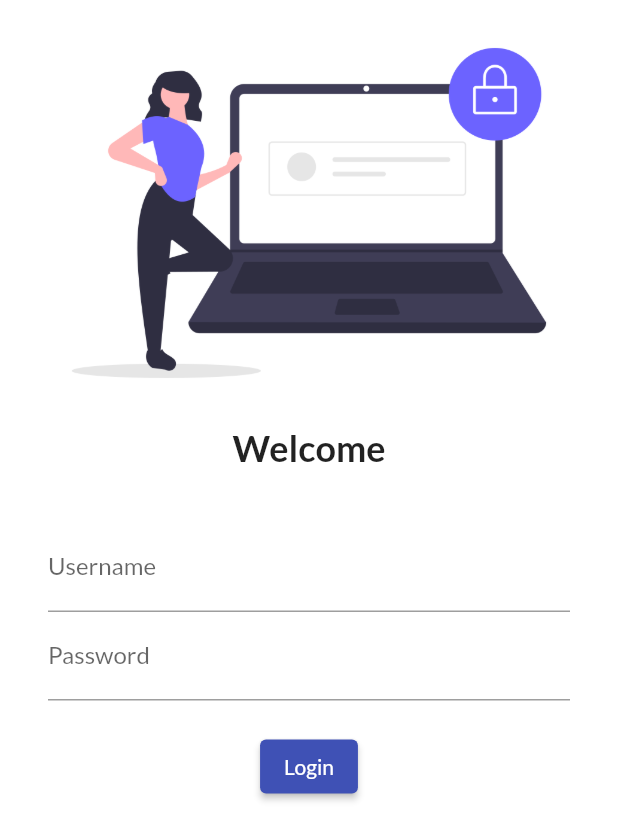
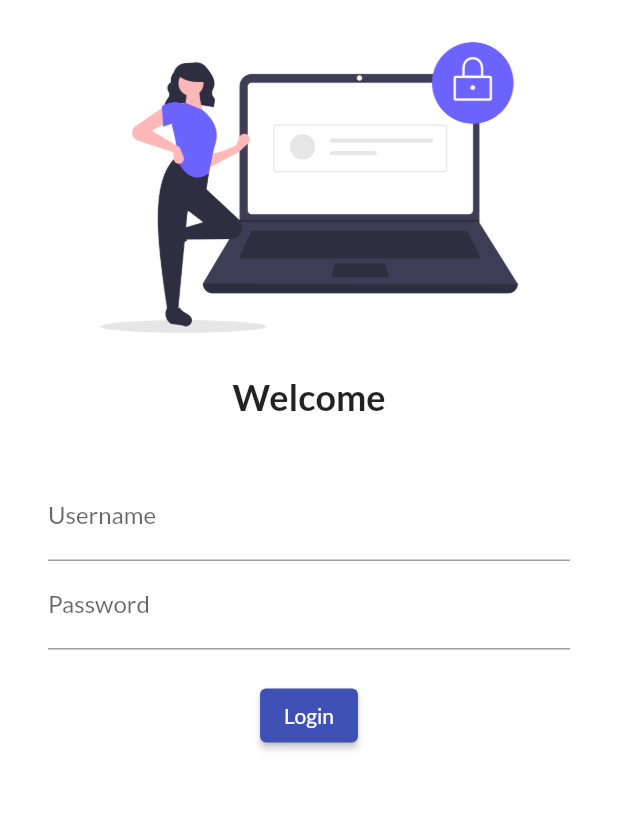
Before and after one commit to SalmanRajpuat/Flutter-Projects, a Flutter app: the screen it shows after launch, on a phone screen of 412 x 824 dp. Shown: the top 840 px of the screen. Run offline on Flutter 3.47's test engine with Material 2 defaults, Android fonts, the phone set to English and light mode, and no system bars; our stand-ins replace google_fonts.

Commit message:
Day 5 completed

```diff
--- a/classico/lib/Screens/login_screen.dart
+++ b/classico/lib/Screens/login_screen.dart
@@ -1,3 +1,4 @@
+import 'package:classico/Util/routes.dart';
 import 'package:flutter/material.dart';
 
 class LoginPage extends StatelessWidget {
@@ -5,11 +6,13 @@ class LoginPage extends StatelessWidget {
   Widget build(BuildContext context) {
     return Material(
         color: Colors.white,
+        child: SingleChildScrollView(
           child: Column(
             children: [
               Image.asset(
                 "assets/images/login_image.png",
                 fit: BoxFit.cover,
+                height: 250,
               ),
               const Text(
                 "Welcome",
@@ -22,7 +25,8 @@ class LoginPage extends StatelessWidget {
                 height: 20.0,
               ),
               Padding(
-              padding: const EdgeInsets.symmetric(vertical: 16, horizontal: 32),
+                padding:
+                    const EdgeInsets.symmetric(vertical: 16, horizontal: 32),
                 child: Column(
                   children: [
                     TextFormField(
@@ -45,13 +49,14 @@ class LoginPage extends StatelessWidget {
                       child: Text("Login"),
                       style: TextButton.styleFrom(),
                       onPressed: () {
-                      print("HELLO  BUDDY!");
+                        Navigator.pushNamed(context, MyRoutes.homeRoute);
                       },
                     )
                   ],
                 ),
               )
             ],
+          ),
         ));
   }
 }
--- /dev/null
+++ b/classico/lib/Util/routes.dart
@@ -0,0 +1,4 @@
+class MyRoutes {
+  static String loginRoute = "/login";
+  static String homeRoute = "/home";
+}
--- a/classico/lib/main.dart
+++ b/classico/lib/main.dart
@@ -1,5 +1,6 @@
 import 'package:classico/Screens/home_page.dart';
 import 'package:classico/Screens/login_screen.dart';
+import 'package:classico/Util/routes.dart';
 import 'package:flutter/material.dart';
 import 'package:google_fonts/google_fonts.dart';
 // ignore: unused_import
@@ -27,8 +28,8 @@ class MyApp extends StatelessWidget {
       initialRoute: "/",
       routes: {
         "/": (context) => LoginPage(),
-        "/home": (context) => HomePage(),
-        "/Login": (context) => LoginPage()
+        MyRoutes.homeRoute: (context) => HomePage(),
+        MyRoutes.loginRoute: (context) => LoginPage()
       },
     );
   }
```
Lines whose indentation alone changed are shown as unchanged.
